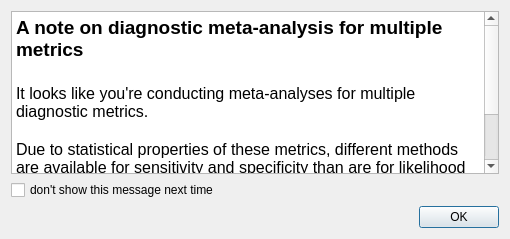
This is src/forms/diag_explain_form.ui in AliSalman-et-al/openmeta-analyst-community as Qt 5 draws it before an edit. The edited form follows.
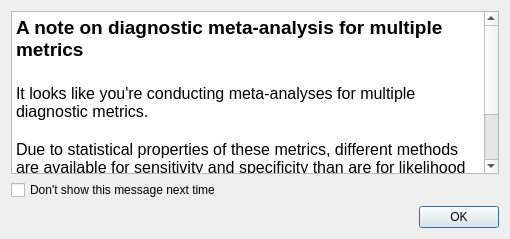
This is the edited form. Icons and pictures are not drawn.

```diff
--- a/src/forms/diag_explain_form.ui
+++ b/src/forms/diag_explain_form.ui
@@ -41,7 +41,7 @@
      <item>
       <widget class="QCheckBox" name="dont_show_again_chk_box">
        <property name="text">
-        <string>don't show this message next time</string>
+        <string>Don't show this message next time</string>
        </property>
       </widget>
      </item>
```
